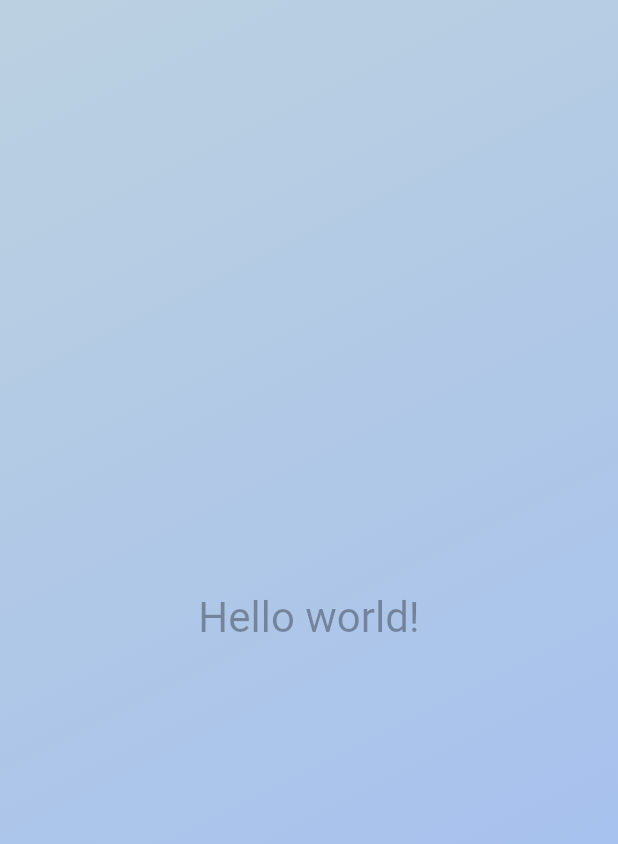
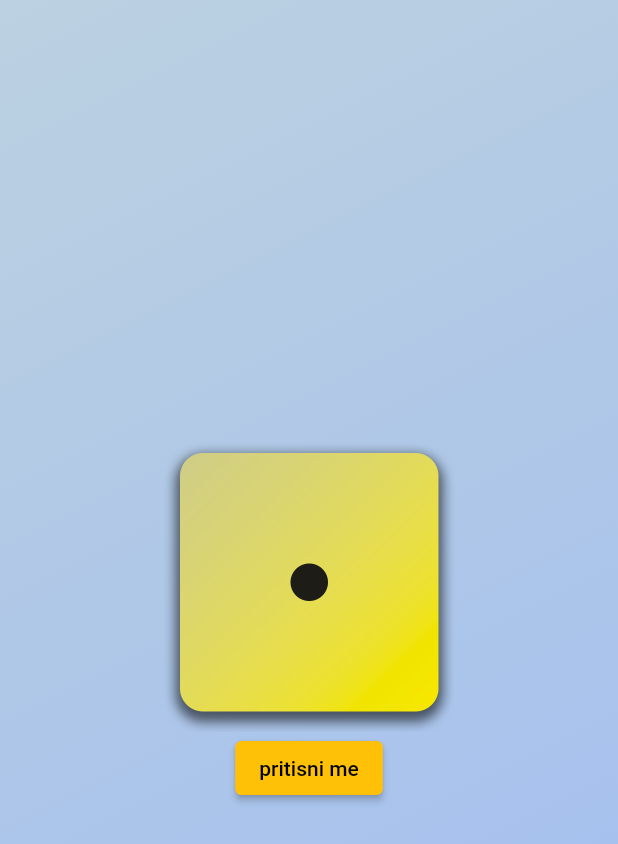
Before and after one commit to turkii98/FlutterCourse, a Flutter app: the screen it shows after launch, on a phone screen of 412 x 824 dp. Shown: the top 844 px of the screen. Run offline on Flutter 3.47's test engine with Material 2 defaults, Android fonts, the light colour scheme and no system bars.

Commit message:
interactive button added

```diff
--- /dev/null
+++ b/lib/dice_roller.dart
@@ -0,0 +1,39 @@
+import 'dart:math';
+
+import 'package:flutter/material.dart';
+
+class DiceRoller extends StatefulWidget {
+  const DiceRoller({super.key});
+
+  @override
+  State<DiceRoller> createState() {
+    return _DiceRollerState();
+  }
+}
+
+class _DiceRollerState extends State<DiceRoller> {
+  var diceNumber = 1;
+  final rand = Random();
+  void rollDice() {
+    setState(() {
+      diceNumber = rand.nextInt(6) + 1;
+    });
+  }
+
+  @override
+  Widget build(BuildContext context) {
+    return Column(
+      mainAxisSize: MainAxisSize.min,
+      children: [
+        Image.asset('assets/images/dice-$diceNumber.png', width: 200),
+        ElevatedButton(
+            onPressed: rollDice,
+            style: ElevatedButton.styleFrom(
+              foregroundColor: Colors.black,
+              backgroundColor: Colors.amber,
+            ),
+            child: const Text("pritisni me"))
+      ],
+    );
+  }
+}
--- /dev/null
+++ b/lib/gradient_container.dart
@@ -0,0 +1,30 @@
+import 'dart:math';
+
+import 'package:first_app/dice_roller.dart';
+import 'package:first_app/styled_text.dart';
+import 'package:flutter/material.dart';
+
+class GradientContainer extends StatelessWidget {
+  GradientContainer(
+      {required this.startColor, required this.endColor, super.key});
+
+  GradientContainer.purple()
+      : startColor = Colors.blue,
+        endColor = Colors.blueAccent;
+
+  final Color startColor;
+  final Color endColor;
+
+  @override
+  Widget build(BuildContext context) {
+    return Container(
+      decoration: BoxDecoration(
+        gradient: LinearGradient(
+            begin: Alignment.topLeft,
+            end: Alignment.bottomRight,
+            colors: [startColor, endColor]),
+      ),
+      child: Center(child: DiceRoller()),
+    );
+  }
+}
--- a/lib/main.dart
+++ b/lib/main.dart
@@ -1,34 +1,13 @@
 import 'package:flutter/material.dart';
+import 'gradient_container.dart';
 
 void main() {
   runApp(
-    const MaterialApp(
+    MaterialApp(
       home: Scaffold(
-        body: GradientContainer()
-      ),
+          body: GradientContainer(
+              startColor: Color.fromARGB(70, 23, 101, 160),
+              endColor: Color.fromARGB(115, 54, 114, 244))),
     ),
   );
 }
-
-class GradientContainer extends StatelessWidget{
-  const GradientContainer({super.key});
-
-  @override
-  Widget build(BuildContext context) {
-    return Container(
-          decoration: const BoxDecoration(
-            gradient: LinearGradient(
-                begin: Alignment.topLeft,
-                end: Alignment.bottomRight,
-                colors: [Color.fromARGB(70, 23, 101, 160), Color.fromARGB(115, 54, 114, 244)]),
-          ),
-          child: const Center(
-            child: Text(
-              "Hello world!",
-              style: TextStyle(color: Color.fromARGB(87, 3, 3, 3), fontSize: 28),
-            ),
-          ),
-        );
-  }
-
-}
--- /dev/null
+++ b/lib/styled_text.dart
@@ -0,0 +1,15 @@
+import 'package:flutter/material.dart';
+
+class StyledText extends StatelessWidget {
+  const StyledText(this.text, {super.key});
+
+  final String text;
+
+  @override
+  Widget build(BuildContext context) {
+    return Text(
+      text,
+      style: TextStyle(color: Colors.white, fontSize: 28),
+    );
+  }
+}
```
Also changed, not shown: pubspec.yaml (+8 -3 lines), assets/images/dice-1.png (added), assets/images/dice-2.png (added), assets/images/dice-3.png (added), assets/images/dice-4.png (added), assets/images/dice-5.png (added), assets/images/dice-6.png (added).
